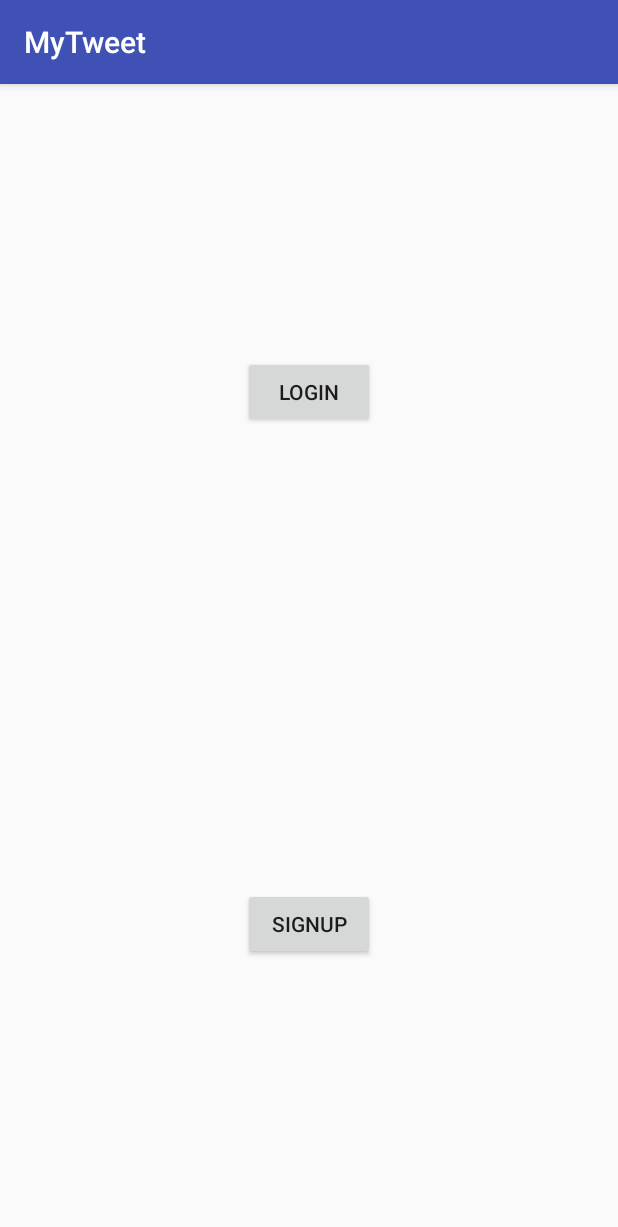
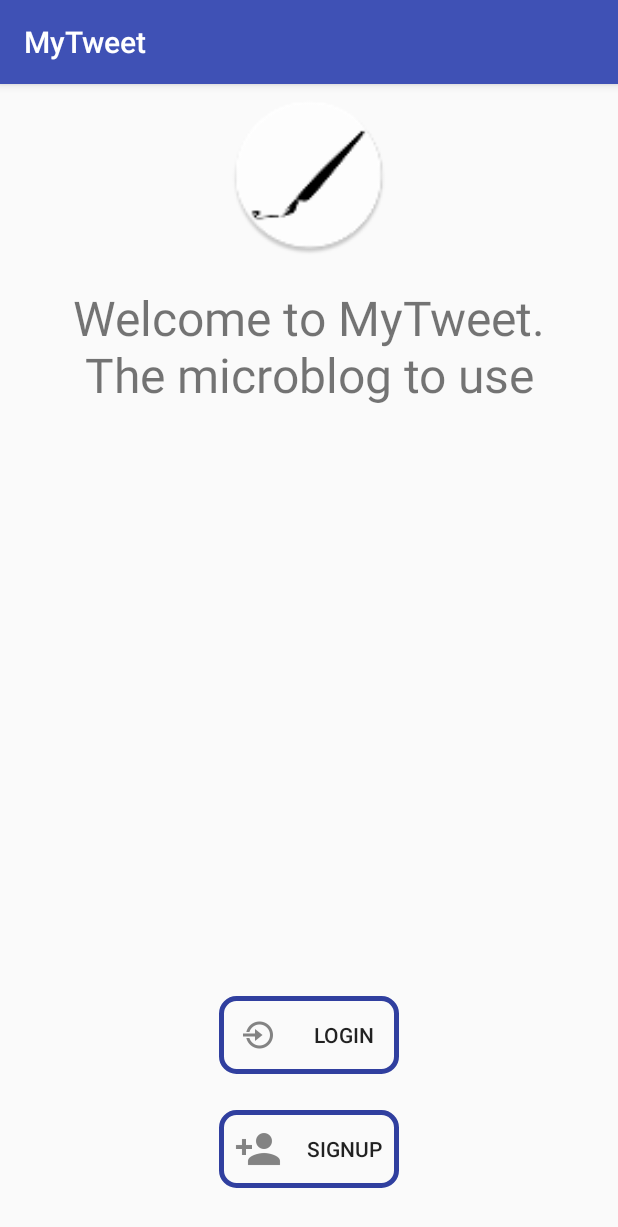
Before and after one commit to KevFan/myTweet-android, an Android app: the screen it shows after launch (Welcome), on a phone screen of 412 x 824 dp. Shown: the top 1227 px of the screen. Run offline under Robolectric (Android 15) with nearby library versions, the phone set to English and light mode, and no system bars.

Commit message:
Add logo, message, button border and icons to welcome layout

```diff
--- /dev/null
+++ b/app/src/main/res/drawable/border_button.xml
@@ -0,0 +1,7 @@
+<?xml version="1.0" encoding="utf-8"?>
+<!--https://stackoverflow.com/questions/7690416/android-border-for-button-->
+<shape xmlns:android="http://schemas.android.com/apk/res/android"
+       android:shape="rectangle">
+    <corners android:radius="10dp" />
+    <stroke android:width="5px" android:color="@color/colorPrimaryDark" />
+</shape>
--- a/app/src/main/res/layout/activity_welcome.xml
+++ b/app/src/main/res/layout/activity_welcome.xml
@@ -9,28 +9,61 @@
 
     <Button
         android:id="@+id/welcomeLogin"
-        android:layout_width="wrap_content"
+        android:layout_width="120dp"
         android:layout_height="wrap_content"
-        android:layout_marginBottom="8dp"
+        android:layout_marginBottom="24dp"
         android:layout_marginLeft="8dp"
         android:layout_marginRight="8dp"
-        android:layout_marginTop="8dp"
         android:text="@string/login"
         app:layout_constraintBottom_toTopOf="@+id/welcomeSignup"
         app:layout_constraintLeft_toLeftOf="parent"
         app:layout_constraintRight_toRightOf="parent"
-        app:layout_constraintTop_toTopOf="parent"
-        app:layout_constraintVertical_bias="0.367"/>
+        android:background="@drawable/border_button"
+        android:drawableStart="@drawable/ic_action_login"
+        android:padding="10dp"
+        android:drawablePadding="15dp"/>
 
     <Button
         android:id="@+id/welcomeSignup"
-        android:layout_width="wrap_content"
+        android:layout_width="120dp"
         android:layout_height="wrap_content"
-        android:layout_marginBottom="184dp"
+        android:padding="10dp"
+        android:text= "@string/signup"
+        android:background="@drawable/border_button"
+        android:drawablePadding="15dp"
+        android:drawableStart="@drawable/ic_action_signup"
+        app:layout_constraintBottom_toBottomOf="parent"
+        android:layout_marginBottom="32dp"
+        android:layout_marginRight="8dp"
+        app:layout_constraintRight_toRightOf="parent"
         android:layout_marginLeft="8dp"
+        app:layout_constraintLeft_toLeftOf="parent"/>
+
+    <TextView
+        android:id="@+id/welcomeMessage"
+        android:layout_width="320dp"
+        android:layout_height="105dp"
+        android:text="@string/welcome"
+        android:textSize="32sp"
+        android:gravity="center"
         android:layout_marginRight="8dp"
-        android:text="@string/signup"
-        app:layout_constraintBottom_toBottomOf="parent"
+        app:layout_constraintRight_toRightOf="parent"
+        android:layout_marginLeft="8dp"
         app:layout_constraintLeft_toLeftOf="parent"
-        app:layout_constraintRight_toRightOf="parent"/>
+        android:layout_marginTop="8dp"
+        app:layout_constraintTop_toBottomOf="@+id/imageView2"/>
+
+    <ImageView
+        android:id="@+id/imageView2"
+        android:layout_width="119dp"
+        android:layout_height="106dp"
+        app:srcCompat="@mipmap/ic_launcher"
+        app:layout_constraintTop_toTopOf="parent"
+        android:layout_marginTop="8dp"
+        android:layout_marginRight="8dp"
+        app:layout_constraintRight_toRightOf="parent"
+        android:layout_marginLeft="8dp"
+        app:layout_constraintLeft_toLeftOf="parent"
+        android:contentDescription="@string/app_name"/>
+
 </android.support.constraint.ConstraintLayout>
--- a/app/src/main/res/values/strings.xml
+++ b/app/src/main/res/values/strings.xml
@@ -24,4 +24,5 @@
     <string name="firstNameSummary">You may set your first name here</string>
     <string name="lastNameSummary">You may set your last name here</string>
     <string name="emailSummary">You may set your email here</string>
+    <string name="welcome">Welcome to MyTweet. The microblog to use</string>
 </resources>
```
Also changed, not shown: app/src/main/res/drawable-hdpi/ic_action_login.png (added), app/src/main/res/drawable-hdpi/ic_action_signup.png (added), app/src/main/res/drawable-mdpi/ic_action_login.png (added), app/src/main/res/drawable-mdpi/ic_action_signup.png (added), app/src/main/res/drawable-xhdpi/ic_action_login.png (added), app/src/main/res/drawable-xhdpi/ic_action_signup.png (added), app/src/main/res/drawable-xxhdpi/ic_action_login.png (added), app/src/main/res/drawable-xxhdpi/ic_action_signup.png (added).
